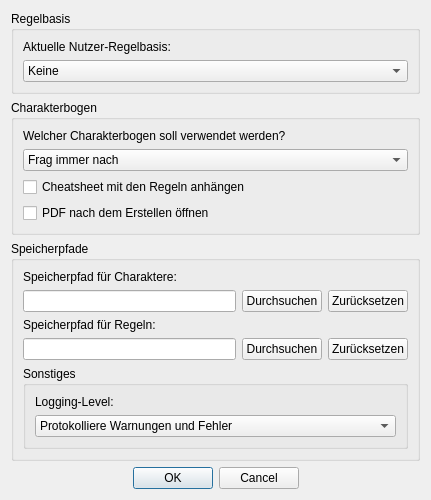
Qt form UI/Einstellungen.ui (Aeolitus/Sephrasto) before a commit.
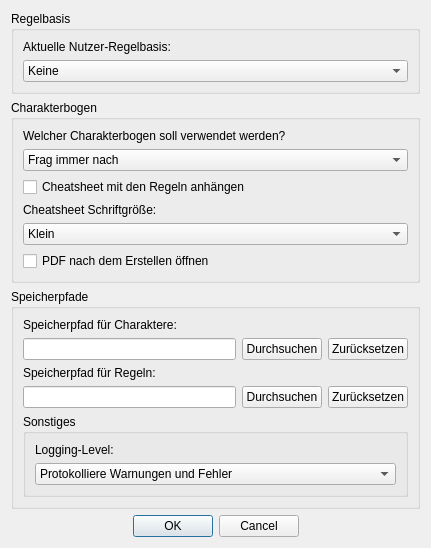
The same form after that commit.

Commit message: Settings: 'Cheatsheet mit den Regeln anhängen' is now greyed out if 'Frag immer nach' is selected - the setting is only in effect with the other options. Settings: Added font size setting for the cheat sheet. Bugfix: Fixed Charakterbogen_lang combat sheet getting accidentally removed for profane characters.

The edit to the form file:
```diff
--- a/UI/Einstellungen.ui
+++ b/UI/Einstellungen.ui
@@ -99,6 +99,37 @@
             </property>
            </widget>
           </item>
+          <item>
+           <widget class="QLabel" name="label_6">
+            <property name="font">
+             <font>
+              <italic>false</italic>
+             </font>
+            </property>
+            <property name="text">
+             <string>Cheatsheet Schriftgröße:</string>
+            </property>
+           </widget>
+          </item>
+          <item>
+           <widget class="QComboBox" name="comboFontSize">
+            <item>
+             <property name="text">
+              <string>Klein</string>
+             </property>
+            </item>
+            <item>
+             <property name="text">
+              <string>Mittel</string>
+             </property>
+            </item>
+            <item>
+             <property name="text">
+              <string>Groß</string>
+             </property>
+            </item>
+           </widget>
+          </item>
           <item>
            <widget class="QCheckBox" name="checkPDFOpen">
             <property name="text">
```
The commit also changes 5 other files.
